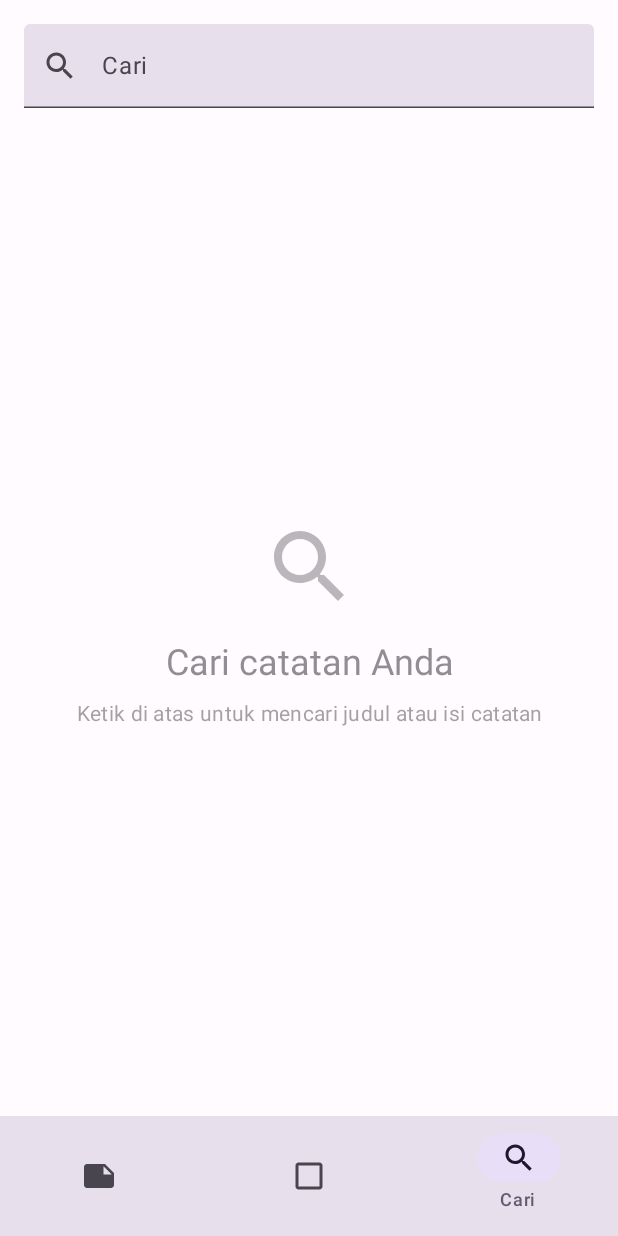
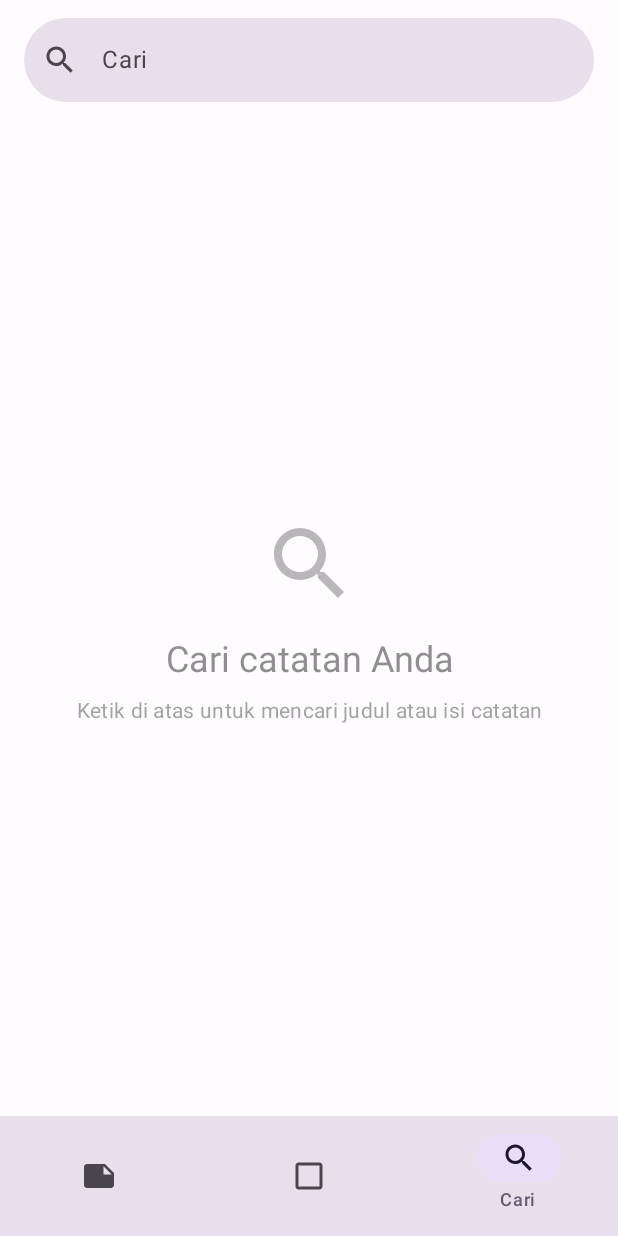
Before and after one commit to Nirune/Catetan, an Android app built with Jetpack Compose: the SearchScreen screen opened through its navigation route, on a phone screen of 412 x 824 dp. Run offline under Robolectric (Android 15) with nearby library versions, the phone set to English and light mode, and no system bars; our stand-ins replace Room's generated code.

Commit message:
fix(ui): restore selection delete dialog and polish search screen

```diff
--- a/app/src/main/java/com/example/notesapp/MainActivity.kt
+++ b/app/src/main/java/com/example/notesapp/MainActivity.kt
@@ -16,6 +16,7 @@ import androidx.compose.foundation.layout.fillMaxSize
 import androidx.compose.foundation.layout.fillMaxWidth
 import androidx.compose.foundation.layout.padding
 import androidx.compose.foundation.layout.height
+import androidx.compose.foundation.layout.statusBarsPadding
 import androidx.compose.material.icons.Icons
 import androidx.compose.material.icons.filled.Add
 import androidx.compose.material.icons.filled.ArrowBack
@@ -45,6 +46,7 @@ import com.example.notesapp.domain.repository.NoteRepository
 import com.example.notesapp.presentation.ui.AddEditNoteScreen
 import com.example.notesapp.presentation.ui.AppTheme
 import com.example.notesapp.presentation.ui.NoteListScreen
+import com.example.notesapp.presentation.ui.NoteListTopBarCallbacks
 import com.example.notesapp.presentation.ui.SearchScreen
 import com.example.notesapp.presentation.ui.TodoScreen
 import com.example.notesapp.presentation.ui.ThemeMode
@@ -121,12 +123,15 @@ fun NotesAppNavigation(
 ) {
     val navController = rememberNavController()
     var editingNote by remember { mutableStateOf<NoteEntity?>(null) }
-    var isSelectionMode by remember { mutableStateOf(false) }
+    var isSelectionMode by rememberSaveable { mutableStateOf(false) }
     var selectedNoteIds by rememberSaveable { mutableStateOf(emptyList<Long>()) }
     var showTodoAddDialog by remember { mutableStateOf(false) }
-    var exportClick by remember { mutableStateOf<() -> Unit>({}) }
-    var settingsClick by remember { mutableStateOf<() -> Unit>({}) }
-    var importClick by remember { mutableStateOf<() -> Unit>({}) }
+    var exportClick by remember { mutableStateOf<(() -> Unit)?>(null) }
+    var settingsClick by remember { mutableStateOf<(() -> Unit)?>(null) }
+    var importClick by remember { mutableStateOf<(() -> Unit)?>(null) }
+    var selectAllClick by remember { mutableStateOf<(() -> Unit)?>(null) }
+    var exitSelectionClick by remember { mutableStateOf<(() -> Unit)?>(null) }
+    var deleteSelectedClick by remember { mutableStateOf<(() -> Unit)?>(null) }
 
     // Bottom bar visibility - only show on main 3 tabs
     val currentBackStackEntry by navController.currentBackStackEntryAsState()
@@ -144,20 +149,12 @@ fun NotesAppNavigation(
                     isSelectionMode = isSelectionMode,
                     selectedCount = selectedNoteIds.size,
                     totalCount = noteViewModel.allNotes.value.size,
-                    onExitSelection = { isSelectionMode = false; selectedNoteIds = emptyList() },
-                    onSelectAll = {
-                        val notes = noteViewModel.allNotes.value
-                        if (selectedNoteIds.size == notes.size && notes.isNotEmpty()) {
-                            selectedNoteIds = emptyList()
-                        } else {
-                            selectedNoteIds = notes.map { it.id }
-                            isSelectionMode = true
-                        }
-                    },
-                    onDeleteSelected = { /* NoteListScreen handles batch delete via callback */ },
-                    onExportClick = exportClick,
-                    onImportClick = importClick,
-                    onSettingsClick = settingsClick,
+                    onExitSelection = { exitSelectionClick?.invoke() },
+                    onSelectAll = { selectAllClick?.invoke() },
+                    onDeleteSelected = { deleteSelectedClick?.invoke() },
+                    onExportClick = { exportClick?.invoke() },
+                    onImportClick = { importClick?.invoke() },
+                    onSettingsClick = { settingsClick?.invoke() },
                     noteViewModel = noteViewModel
                 )
                 "todo" -> TodoTopBar()
@@ -247,10 +244,13 @@ fun NotesAppNavigation(
                         editingNote = null
                         navController.navigate("add_edit")
                     },
-                    onTopBarCallbacks = { export, settings, import_ ->
-                        exportClick = export
-                        settingsClick = settings
-                        importClick = import_
+                    onTopBarCallbacks = { callbacks: NoteListTopBarCallbacks ->
+                        exportClick = callbacks.onExport
+                        settingsClick = callbacks.onSettings
+                        importClick = callbacks.onImport
+                        selectAllClick = callbacks.onSelectAll
+                        exitSelectionClick = callbacks.onExitSelection
+                        deleteSelectedClick = callbacks.onDeleteSelected
                     },
                     onThemeModeChanged = onThemeModeChanged,
                     onPickFile = onPickFile,
@@ -387,9 +387,9 @@ fun TodoTopBar() {
 
 @Composable
 fun SearchTopBar() {
-    // Search screen has its own search field, so no top bar needed
+    // Search punya field sendiri; top bar cuma nyisihin inset status bar biar field nggak nempel jam.
     Box(modifier = Modifier
         .fillMaxWidth()
-        .height(0.dp)
+        .statusBarsPadding()
     )
 }
--- a/app/src/main/java/com/example/notesapp/presentation/ui/NoteListScreen.kt
+++ b/app/src/main/java/com/example/notesapp/presentation/ui/NoteListScreen.kt
@@ -119,6 +119,15 @@ val StarOutlineIcon: ImageVector = ImageVector.Builder(
     fill = SolidColor(Color.Black)
 ).build()
 
+data class NoteListTopBarCallbacks(
+    val onExport: () -> Unit,
+    val onSettings: () -> Unit,
+    val onImport: () -> Unit,
+    val onSelectAll: () -> Unit,
+    val onExitSelection: () -> Unit,
+    val onDeleteSelected: () -> Unit
+)
+
 @OptIn(ExperimentalMaterial3Api::class)
 @Composable
 fun NoteListScreen(
@@ -130,7 +139,7 @@ fun NoteListScreen(
     onSelectionChange: (List<Long>) -> Unit,
     onNoteClick: (NoteEntity) -> Unit = {},
     onAddClick: () -> Unit = {},
-    onTopBarCallbacks: ((() -> Unit, () -> Unit, () -> Unit) -> Unit)? = null,
+    onTopBarCallbacks: ((NoteListTopBarCallbacks) -> Unit)? = null,
     onThemeModeChanged: (ThemeMode) -> Unit = {},
     onPickFile: () -> Unit = {},
     onPickFolder: () -> Unit = {}
@@ -138,8 +147,10 @@ fun NoteListScreen(
     val notes by viewModel.allNotes.collectAsState()
     var showSingleExportDialog by remember { mutableStateOf(false) }
     var noteToExport by remember { mutableStateOf<NoteEntity?>(null) }
-    var noteToDelete by remember { mutableStateOf<NoteEntity?>(null) }
-    var notesToDelete by remember { mutableStateOf<List<NoteEntity>>(emptyList()) }
+    var noteToDeleteId by rememberSaveable { mutableStateOf(-1L) }
+    val noteToDelete = notes.firstOrNull { it.id == noteToDeleteId }
+    var notesToDeleteIds by rememberSaveable { mutableStateOf(emptyList<Long>()) }
+    val notesToDelete = notes.filter { notesToDeleteIds.contains(it.id) }
     val exportResult by viewModel.exportResult.collectAsState()
     val importResult by viewModel.importResult.collectAsState()
     val snackbarHostState = remember { SnackbarHostState() }
@@ -151,13 +162,7 @@ fun NoteListScreen(
     var exportFilename by remember { mutableStateOf("") }
     var pendingNoteForExport by remember { mutableStateOf<NoteEntity?>(null) }
     var pendingFormatForExport by remember { mutableStateOf<ExportFormat?>(null) }
-    var showDeleteConfirmation by remember { mutableStateOf(false) }
-
-    // Provide top bar callbacks to parent (MainActivity) for NotesTopBar
-    val onExportClick = { showFilenameDialog = true }
-    val onSettingsClick = { showThemeDialog = true }
-    val onImportClick = onPickFile
-    onTopBarCallbacks?.let { it(onExportClick, onSettingsClick, onImportClick) }
+    var showDeleteConfirmation by rememberSaveable { mutableStateOf(false) }
 
     fun isNoteSelected(note: NoteEntity): Boolean = selectedNoteIds.contains(note.id)
 
@@ -183,7 +188,8 @@ fun NoteListScreen(
     fun exitSelectionMode() {
         onSelectionModeChange(false)
         onSelectionChange(emptyList())
-        notesToDelete = emptyList()
+        notesToDeleteIds = emptyList()
+        showDeleteConfirmation = false
     }
 
     fun toggleSelectAll() {
@@ -196,6 +202,29 @@ fun NoteListScreen(
         }
     }
 
+    // Provide top bar callbacks to parent (MainActivity) for NotesTopBar.
+    // Didefinisikan setelah helper seleksi supaya bisa manggil fungsi lokal itu.
+    fun provideTopBarCallbacks() {
+        onTopBarCallbacks?.let {
+            it(
+                NoteListTopBarCallbacks(
+                    onExport = { showFilenameDialog = true },
+                    onSettings = { showThemeDialog = true },
+                    onImport = onPickFile,
+                    onSelectAll = { toggleSelectAll() },
+                    onExitSelection = { exitSelectionMode() },
+                    onDeleteSelected = {
+                        notesToDeleteIds = notes
+                            .filter { selectedNoteIds.contains(it.id) }
+                            .map { it.id }
+                        showDeleteConfirmation = true
+                    }
+                )
+            )
+        }
+    }
+    provideTopBarCallbacks()
+
     // Bersihkan id seleksi yang sudah tidak ada di daftar (contoh: setelah hapus)
     LaunchedEffect(notes) {
         val validIds = notes.map { it.id }.toSet()
@@ -206,7 +235,10 @@ fun NoteListScreen(
         if (newSelection.isEmpty() && isSelectionMode) {
             exitSelectionMode()
         }
-        notesToDelete = notesToDelete.filter { validIds.contains(it.id) }
+        notesToDeleteIds = notesToDeleteIds.filter { validIds.contains(it) }
+        if (notesToDeleteIds.isEmpty()) {
+            showDeleteConfirmation = false
+        }
     }
 
     val themeMode by viewModel.themeMode.collectAsState()
@@ -486,7 +518,7 @@ fun NoteListScreen(
     // Delete confirmation dialog
     noteToDelete?.let { note ->
         AlertDialog(
-            onDismissRequest = { noteToDelete = null },
+            onDismissRequest = { noteToDeleteId = -1L },
             title = { Text("Hapus Catatan", fontWeight = FontWeight.Bold) },
             text = {
                 Text(
@@ -498,14 +530,14 @@ fun NoteListScreen(
                 TextButton(
                     onClick = {
                         viewModel.deleteNote(note)
-                        noteToDelete = null
+                        noteToDeleteId = -1L
                     }
                 ) {
                     Text("Hapus", color = MaterialTheme.colorScheme.error)
                 }
             },
             dismissButton = {
-                TextButton(onClick = { noteToDelete = null }) {
+                TextButton(onClick = { noteToDeleteId = -1L }) {
                     Text("Batal")
                 }
             }
@@ -528,8 +560,9 @@ fun NoteListScreen(
             confirmButton = {
                 TextButton(
                     onClick = {
-                        val ids = notesToDelete.map { it.id }
+                        val ids = notesToDeleteIds
                         viewModel.deleteNotesByIds(ids)
+                        notesToDeleteIds = emptyList()
                         showDeleteConfirmation = false
                         exitSelectionMode()
                     }
@@ -589,7 +622,7 @@ fun NoteListScreen(
                     onNoteClick = onNoteClick,
                     onLongClick = { noteId -> enterSelectionMode(noteId) },
                     onToggleSelection = { noteId -> toggleSelection(noteId) },
-                    onDelete = { noteToDelete = it },
+                    onDelete = { note -> noteToDeleteId = note.id },
                     onPinToggle = { noteId -> viewModel.togglePin(noteId) },
                     onExport = { note ->
                         pendingNoteForExport = note
@@ -608,7 +641,7 @@ fun NoteListScreen(
                     onNoteClick = onNoteClick,
                     onLongClick = { noteId -> enterSelectionMode(noteId) },
                     onToggleSelection = { noteId -> toggleSelection(noteId) },
-                    onDelete = { noteToDelete = it },
+                    onDelete = { note -> noteToDeleteId = note.id },
                     onPinToggle = { noteId -> viewModel.togglePin(noteId) },
                     onExport = { note ->
                         pendingNoteForExport = note
--- a/app/src/main/java/com/example/notesapp/presentation/ui/SearchScreen.kt
+++ b/app/src/main/java/com/example/notesapp/presentation/ui/SearchScreen.kt
@@ -27,6 +27,7 @@ import androidx.compose.ui.focus.focusRequester
 import androidx.compose.ui.graphics.Color
 import androidx.compose.ui.input.pointer.pointerInput
 import androidx.compose.ui.platform.LocalContext
+import androidx.compose.ui.platform.LocalFocusManager
 import androidx.compose.ui.platform.LocalSoftwareKeyboardController
 import androidx.compose.ui.res.stringResource
 import androidx.compose.ui.text.style.TextOverflow
@@ -57,11 +58,19 @@ fun SearchScreen(
     val isSearching by searchViewModel.isSearching.collectAsState()
     val focusRequester = remember { FocusRequester() }
     val keyboardController = LocalSoftwareKeyboardController.current
+    val focusManager = LocalFocusManager.current
 
-    // Show keyboard automatically when screen opens - defer until TextField is ready
-    LaunchedEffect(searchQuery) {
-        keyboardController?.show()
-        focusRequester.requestFocus()
+    fun dismissKeyboard() {
+        focusManager.clearFocus()
+        keyboardController?.hide()
+    }
+
+    // Lepas fokus saat tab Search ditinggalkan supaya keyboard nggak ikut ke tab lain.
+    DisposableEffect(Unit) {
+        onDispose {
+            focusManager.clearFocus()
+            keyboardController?.hide()
+        }
     }
 
     Column(
@@ -76,6 +85,7 @@ fun SearchScreen(
             },
             onSubmit = { query ->
                 searchViewModel.onSearchSubmit(query)
+                dismissKeyboard()
             },
             focusRequester = focusRequester,
             onClear = {
@@ -87,7 +97,8 @@ fun SearchScreen(
         Box(
             modifier = Modifier
                 .fillMaxSize()
-                .padding(16.dp)
+                .padding(horizontal = 16.dp)
+                .padding(top = 16.dp)
         ) {
             // History when query is empty
             if (searchQuery.trim().isEmpty() && searchHistory.isNotEmpty()) {
@@ -96,9 +107,13 @@ fun SearchScreen(
                     onHistoryClick = { query ->
                         searchViewModel.searchQuery.value = query
                         searchViewModel.onSearchSubmit(query)
+                        dismissKeyboard()
                     },
                     onHistoryDelete = { query ->
                         searchViewModel.removeFromHistory(query)
+                    },
+                    onClearAll = {
+                        searchViewModel.clearHistory()
                     }
                 )
             }
@@ -200,7 +215,8 @@ private fun SearchField(
         },
         modifier = Modifier
             .fillMaxWidth()
-            .padding(16.dp)
+            .padding(horizontal = 16.dp)
+            .padding(top = 12.dp)
             .height(56.dp)
             .focusRequester(focusRequester),
         placeholder = { Text("Cari") },
@@ -208,7 +224,8 @@ private fun SearchField(
             Icon(
                 imageVector = Icons.Filled.Search,
                 contentDescription = "Cari",
-                tint = MaterialTheme.colorScheme.onSurfaceVariant
+                tint = MaterialTheme.colorScheme.onSurfaceVariant,
+                modifier = Modifier.size(24.dp)
             )
         },
         trailingIcon = {
@@ -217,7 +234,8 @@ private fun SearchField(
                     Icon(
                         imageVector = Icons.Filled.Close,
                         contentDescription = "Hapus pencarian",
-                        tint = MaterialTheme.colorScheme.onSurfaceVariant
+                        tint = MaterialTheme.colorScheme.onSurfaceVariant,
+                        modifier = Modifier.size(20.dp)
                     )
                 }
             }
@@ -229,8 +247,13 @@ private fun SearchField(
         keyboardActions = KeyboardActions(onSearch = { onSubmit(text) }),
         singleLine = true,
         maxLines = 1,
+        shape = RoundedCornerShape(28.dp),
         colors = TextFieldDefaults.textFieldColors(
-            containerColor = MaterialTheme.colorScheme.surfaceVariant
+            containerColor = MaterialTheme.colorScheme.surfaceVariant,
+            focusedIndicatorColor = Color.Transparent,
+            unfocusedIndicatorColor = Color.Transparent,
+            disabledIndicatorColor = Color.Transparent,
+            errorIndicatorColor = Color.Transparent
         )
     )
 }
@@ -239,25 +262,24 @@ private fun SearchField(
 private fun SearchHistoryList(
     history: List<String>,
     onHistoryClick: (String) -> Unit,
-    onHistoryDelete: (String) -> Unit
+    onHistoryDelete: (String) -> Unit,
+    onClearAll: () -> Unit
 ) {
     Column {
         Row(
             modifier = Modifier
                 .fillMaxWidth()
-                .padding(horizontal = 16.dp, vertical = 12.dp),
+                .padding(horizontal = 4.dp)
+                .padding(top = 4.dp, bottom = 8.dp),
             horizontalArrangement = Arrangement.SpaceBetween,
             verticalAlignment = Alignment.CenterVertically
         ) {
             Text(
                 text = "Riwayat Pencarian",
-                style = MaterialTheme.typography.labelLarge.copy(fontWeight = FontWeight.Medium),
-                color = MaterialTheme.colorScheme.primary
+                style = MaterialTheme.typography.titleSmall,
+                color = MaterialTheme.colorScheme.onSurfaceVariant
             )
-            TextButton(onClick = {
-                // This would need a callback to clear all history
-                // For now, just show a snackbar that it's not implemented
-            }) {
+            TextButton(onClick = onClearAll) {
                 Text("Hapus Semua", color = MaterialTheme.colorScheme.error)
             }
         }
@@ -286,36 +308,41 @@ private fun HistoryItem(
         modifier = Modifier
             .fillMaxWidth()
             .height(56.dp)
-            .padding(horizontal = 16.dp)
-            .background(MaterialTheme.colorScheme.surfaceVariant)
             .clip(RoundedCornerShape(12.dp))
+            .background(MaterialTheme.colorScheme.surfaceVariant.copy(alpha = 0.4f))
             .clickable(onClick = onClick),
         verticalAlignment = Alignment.CenterVertically,
         horizontalArrangement = Arrangement.SpaceBetween
     ) {
         Row(
+            modifier = Modifier.weight(1f),
             verticalAlignment = Alignment.CenterVertically
         ) {
             Icon(
                 imageVector = Icons.Filled.History,
                 contentDescription = "Riwayat",
-                tint = MaterialTheme.colorScheme.onSurfaceVariant.copy(alpha = 0.5f),
-                modifier = Modifier.size(24.dp).padding(end = 12.dp)
+                tint = MaterialTheme.colorScheme.onSurfaceVariant,
+                modifier = Modifier.size(24.dp)
             )
+            Spacer(modifier = Modifier.width(16.dp))
             Text(
                 text = query,
                 style = MaterialTheme.typography.bodyLarge,
                 color = MaterialTheme.colorScheme.onSurface,
                 maxLines = 1,
                 overflow = TextOverflow.Ellipsis,
-                modifier = Modifier.weight(1f).fillMaxWidth()
+                modifier = Modifier.weight(1f)
             )
         }
-        IconButton(onClick = onDelete) {
+        IconButton(
+            onClick = onDelete,
+            modifier = Modifier.size(48.dp)
+        ) {
             Icon(
                 imageVector = Icons.Filled.Close,
                 contentDescription = "Hapus dari riwayat",
-                tint = MaterialTheme.colorScheme.onSurfaceVariant.copy(alpha = 0.5f)
+                tint = MaterialTheme.colorScheme.onSurfaceVariant,
+                modifier = Modifier.size(20.dp)
             )
         }
     }
@@ -328,6 +355,7 @@ private fun SearchResultsList(
 ) {
     LazyColumn(
         modifier = Modifier.fillMaxSize(),
+        contentPadding = PaddingValues(vertical = 4.dp),
         verticalArrangement = Arrangement.spacedBy(8.dp)
     ) {
         items(results) { note ->
@@ -354,10 +382,9 @@ private fun SearchResultItem(
     Card(
         modifier = Modifier
             .fillMaxWidth()
-            .padding(horizontal = 4.dp)
             .background(
                 if (note.isPinned) MaterialTheme.colorScheme.primaryContainer.copy(alpha = 0.1f)
-                else MaterialTheme.colorScheme.surfaceVariant,
+                else MaterialTheme.colorScheme.surfaceVariant.copy(alpha = 0.4f),
                 RoundedCornerShape(12.dp)
             )
             .padding(12.dp),
```
